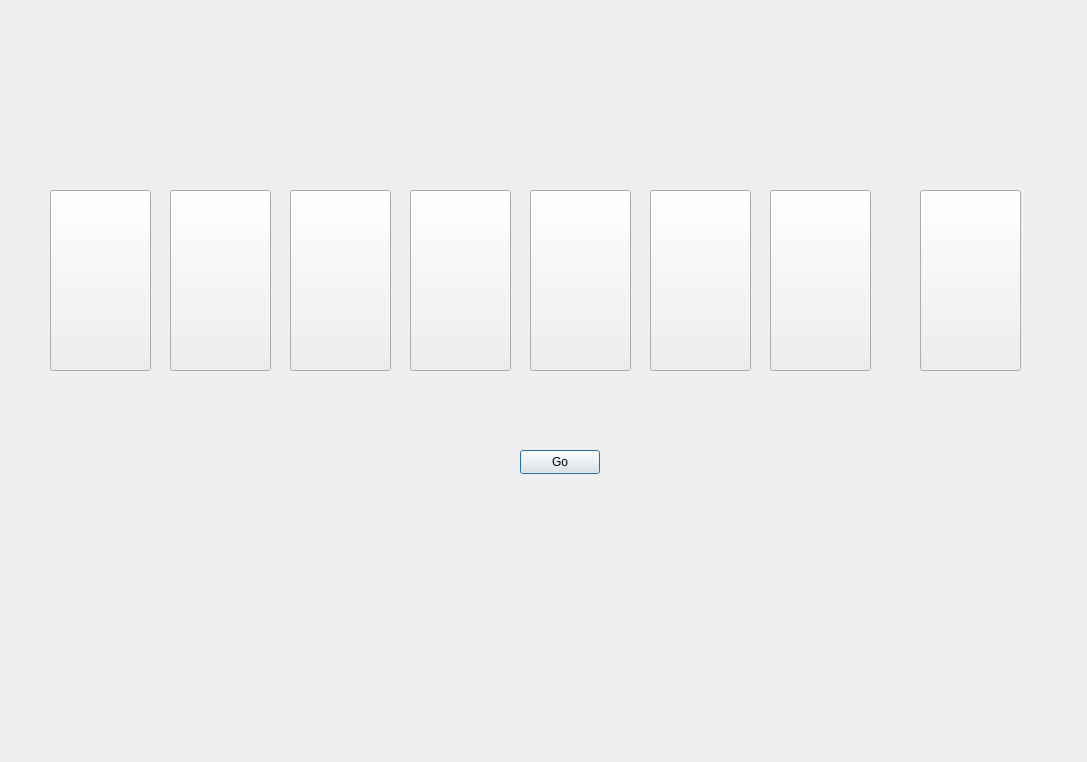
Old version of the form showcards.ui in the repository Matin0789/Condottiere-.
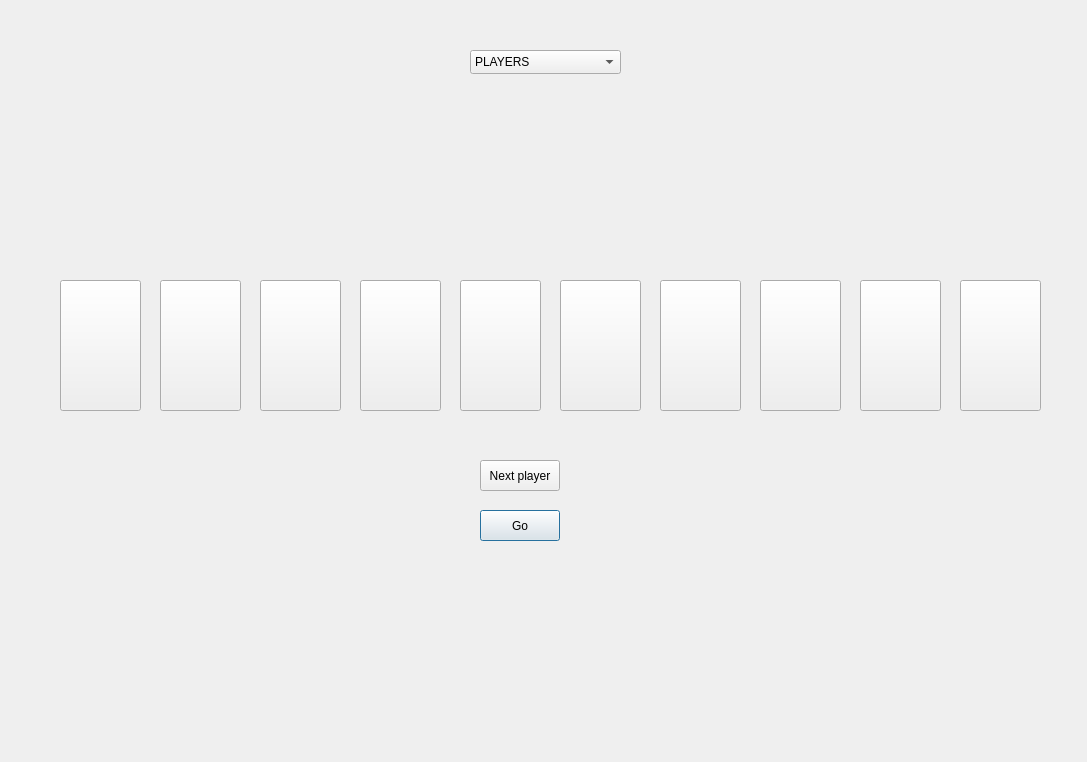
New version of the form. Icons and pictures are not drawn.

```diff
--- a/showcards.ui
+++ b/showcards.ui
@@ -19,10 +19,10 @@
   <widget class="QPushButton" name="pb_go">
    <property name="geometry">
     <rect>
-     <x>520</x>
-     <y>450</y>
+     <x>480</x>
+     <y>510</y>
      <width>80</width>
-     <height>24</height>
+     <height>31</height>
     </rect>
    </property>
    <property name="styleSheet">
@@ -57,10 +57,10 @@
   <widget class="QToolButton" name="toolButton">
    <property name="geometry">
     <rect>
-     <x>170</x>
-     <y>190</y>
-     <width>101</width>
-     <height>181</height>
+     <x>160</x>
+     <y>280</y>
+     <width>81</width>
+     <height>131</height>
     </rect>
    </property>
    <property name="styleSheet">
@@ -73,10 +73,10 @@
   <widget class="QToolButton" name="toolButton_2">
    <property name="geometry">
     <rect>
-     <x>290</x>
-     <y>190</y>
-     <width>101</width>
-     <height>181</height>
+     <x>560</x>
+     <y>280</y>
+     <width>81</width>
+     <height>131</height>
     </rect>
    </property>
    <property name="styleSheet">
@@ -89,10 +89,10 @@
   <widget class="QToolButton" name="toolButton_3">
    <property name="geometry">
     <rect>
-     <x>410</x>
-     <y>190</y>
-     <width>101</width>
-     <height>181</height>
+     <x>660</x>
+     <y>280</y>
+     <width>81</width>
+     <height>131</height>
     </rect>
    </property>
    <property name="styleSheet">
@@ -105,10 +105,10 @@
   <widget class="QToolButton" name="toolButton_4">
    <property name="geometry">
     <rect>
-     <x>530</x>
-     <y>190</y>
-     <width>101</width>
-     <height>181</height>
+     <x>360</x>
+     <y>280</y>
+     <width>81</width>
+     <height>131</height>
     </rect>
    </property>
    <property name="styleSheet">
@@ -121,10 +121,10 @@
   <widget class="QToolButton" name="toolButton_5">
    <property name="geometry">
     <rect>
-     <x>650</x>
-     <y>190</y>
-     <width>101</width>
-     <height>181</height>
+     <x>760</x>
+     <y>280</y>
+     <width>81</width>
+     <height>131</height>
     </rect>
    </property>
    <property name="styleSheet">
@@ -137,10 +137,10 @@
   <widget class="QToolButton" name="toolButton_6">
    <property name="geometry">
     <rect>
-     <x>50</x>
-     <y>190</y>
-     <width>101</width>
-     <height>181</height>
+     <x>260</x>
+     <y>280</y>
+     <width>81</width>
+     <height>131</height>
     </rect>
    </property>
    <property name="styleSheet">
@@ -153,10 +153,10 @@
   <widget class="QToolButton" name="toolButton_7">
    <property name="geometry">
     <rect>
-     <x>770</x>
-     <y>190</y>
-     <width>101</width>
-     <height>181</height>
+     <x>460</x>
+     <y>280</y>
+     <width>81</width>
+     <height>131</height>
     </rect>
    </property>
    <property name="styleSheet">
@@ -169,10 +169,10 @@
   <widget class="QToolButton" name="toolButton_8">
    <property name="geometry">
     <rect>
-     <x>920</x>
-     <y>190</y>
-     <width>101</width>
-     <height>181</height>
+     <x>60</x>
+     <y>280</y>
+     <width>81</width>
+     <height>131</height>
     </rect>
    </property>
    <property name="styleSheet">
@@ -182,6 +182,155 @@
     <string/>
    </property>
   </widget>
+  <widget class="QLabel" name="label_5">
+   <property name="geometry">
+    <rect>
+     <x>40</x>
+     <y>300</y>
+     <width>1021</width>
+     <height>91</height>
+    </rect>
+   </property>
+   <property name="styleSheet">
+    <string notr="true">border-image: url(:/Description/Graphics/photos/blue.jpg);
+border-image: url(:/Description/Graphics/photos/white (1).jpg);</string>
+   </property>
+   <property name="text">
+    <string/>
+   </property>
+  </widget>
+  <widget class="QToolButton" name="toolButton_9">
+   <property name="geometry">
+    <rect>
+     <x>860</x>
+     <y>280</y>
+     <width>81</width>
+     <height>131</height>
+    </rect>
+   </property>
+   <property name="styleSheet">
+    <string notr="true">border-image: url(:/Description/Graphics/Assets/Qermez/Herkol.png);</string>
+   </property>
+   <property name="text">
+    <string/>
+   </property>
+  </widget>
+  <widget class="QToolButton" name="toolButton_10">
+   <property name="geometry">
+    <rect>
+     <x>960</x>
+     <y>280</y>
+     <width>81</width>
+     <height>131</height>
+    </rect>
+   </property>
+   <property name="styleSheet">
+    <string notr="true">border-image: url(:/Description/Graphics/Assets/Qermez/Herkol.png);</string>
+   </property>
+   <property name="text">
+    <string/>
+   </property>
+  </widget>
+  <widget class="QComboBox" name="cb_show_player_list">
+   <property name="geometry">
+    <rect>
+     <x>470</x>
+     <y>50</y>
+     <width>151</width>
+     <height>24</height>
+    </rect>
+   </property>
+   <property name="styleSheet">
+    <string notr="true">border-image: url(:/Description/Graphics/photos/download5.jpg);</string>
+   </property>
+   <item>
+    <property name="text">
+     <string>PLAYERS</string>
+    </property>
+   </item>
+   <item>
+    <property name="text">
+     <string>#Name player 1</string>
+    </property>
+   </item>
+   <item>
+    <property name="text">
+     <string>#Name player 2</string>
+    </property>
+   </item>
+   <item>
+    <property name="text">
+     <string>#Name player 3</string>
+    </property>
+   </item>
+   <item>
+    <property name="text">
+     <string>#Name player 4</string>
+    </property>
+   </item>
+   <item>
+    <property name="text">
+     <string>#Name player 5</string>
+    </property>
+   </item>
+   <item>
+    <property name="text">
+     <string>#Name player 6</string>
+    </property>
+   </item>
+  </widget>
+  <widget class="QPushButton" name="pb_go_2">
+   <property name="geometry">
+    <rect>
+     <x>480</x>
+     <y>460</y>
+     <width>80</width>
+     <height>31</height>
+    </rect>
+   </property>
+   <property name="styleSheet">
+    <string notr="true">
+QPushButton
+{
+	color : black ;
+	background-color : ;
+	font: 700 10pt &quot;B Koodak&quot;;
+	border-image: 30px ;
+}
+
+QPushButton : Hover
+{
+	background-color : ;
+    border-radius : 40px ;
+	border-image: 10px ;
+}
+
+QPushButton : pressed
+{
+	background-color :black ;
+	color : white ;
+	border-image: url(:/Description/Graphics/photos/blue.jpg);
+
+}</string>
+   </property>
+   <property name="text">
+    <string>Next player</string>
+   </property>
+  </widget>
+  <zorder>label_5</zorder>
+  <zorder>pb_go</zorder>
+  <zorder>toolButton</zorder>
+  <zorder>toolButton_2</zorder>
+  <zorder>toolButton_3</zorder>
+  <zorder>toolButton_4</zorder>
+  <zorder>toolButton_5</zorder>
+  <zorder>toolButton_6</zorder>
+  <zorder>toolButton_7</zorder>
+  <zorder>toolButton_8</zorder>
+  <zorder>toolButton_9</zorder>
+  <zorder>toolButton_10</zorder>
+  <zorder>cb_show_player_list</zorder>
+  <zorder>pb_go_2</zorder>
  </widget>
  <resources/>
  <connections/>
```
Left out of the diff: 2 changed lines with no effect on the pictures.
